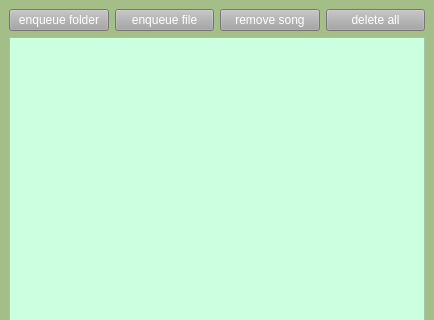
bitterfly/MehPlayer, file lib/gui/listwindow.ui: the form before one commit; both pictures show x 0 to 434 and y 0 to 320 of the 434 by 521 pixel window.
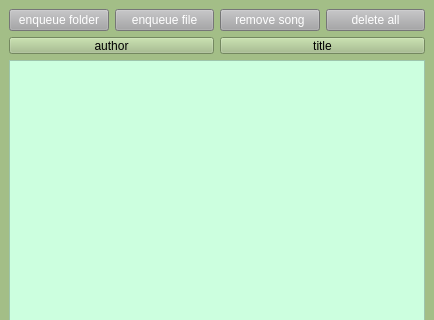
The form after the commit.

Commit message: Sort by author and song

Diff of the .ui file:
```diff
--- a/lib/gui/listwindow.ui
+++ b/lib/gui/listwindow.ui
@@ -77,12 +77,52 @@
      </layout>
     </item>
     <item>
-     <widget class="QListWidget" name="song_list">
-      <property name="styleSheet">
-       <string notr="true">font: 9pt &quot;NanumMyeongjo&quot;;
+     <layout class="QVBoxLayout" name="verticalLayout_3">
+      <item>
+       <layout class="QHBoxLayout" name="horizontalLayout_2">
+        <item>
+         <widget class="QPushButton" name="sort_by_author">
+          <property name="maximumSize">
+           <size>
+            <width>16777215</width>
+            <height>17</height>
+           </size>
+          </property>
+          <property name="styleSheet">
+           <string notr="true">font: 75 8pt &quot;NanumGothic&quot;;</string>
+          </property>
+          <property name="text">
+           <string>author</string>
+          </property>
+         </widget>
+        </item>
+        <item>
+         <widget class="QPushButton" name="sort_by_title">
+          <property name="maximumSize">
+           <size>
+            <width>16777215</width>
+            <height>17</height>
+           </size>
+          </property>
+          <property name="styleSheet">
+           <string notr="true">font: 75 8pt &quot;NanumGothic&quot;;</string>
+          </property>
+          <property name="text">
+           <string>title</string>
+          </property>
+         </widget>
+        </item>
+       </layout>
+      </item>
+      <item>
+       <widget class="QListWidget" name="song_list">
+        <property name="styleSheet">
+         <string notr="true">font: 9pt &quot;NanumMyeongjo&quot;;
 background: rgb(204, 255, 223)</string>
-      </property>
-     </widget>
+        </property>
+       </widget>
+      </item>
+     </layout>
     </item>
     <item>
      <layout class="QVBoxLayout" name="verticalLayout_2">
```
The commit also changes 2 other files.
